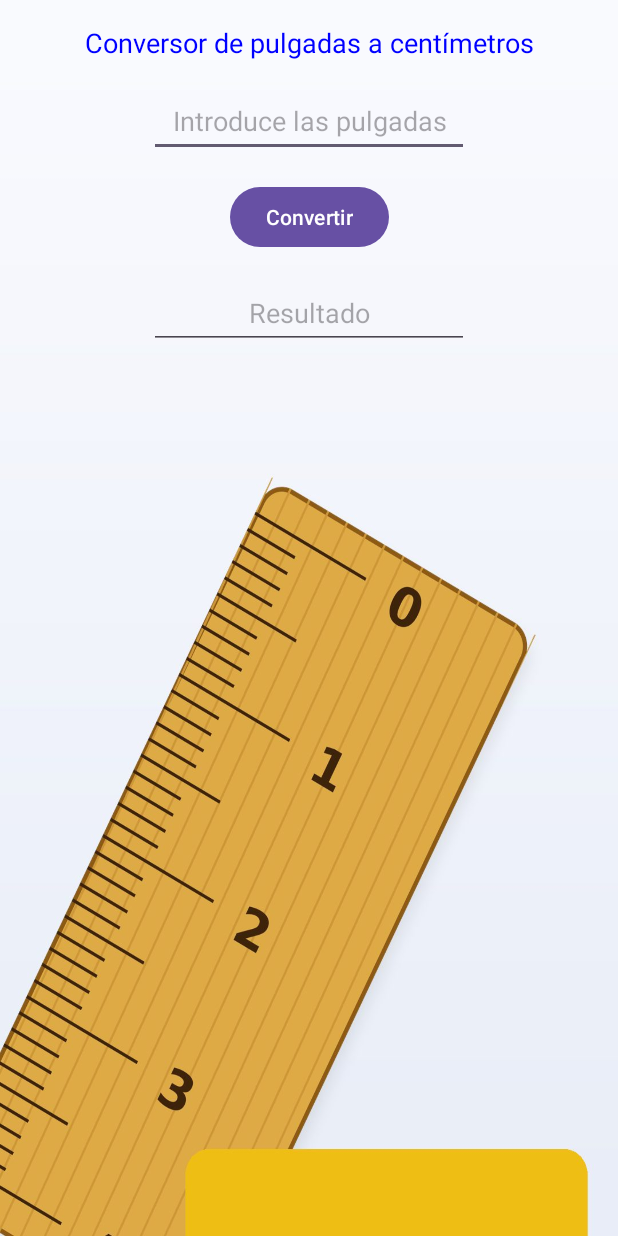
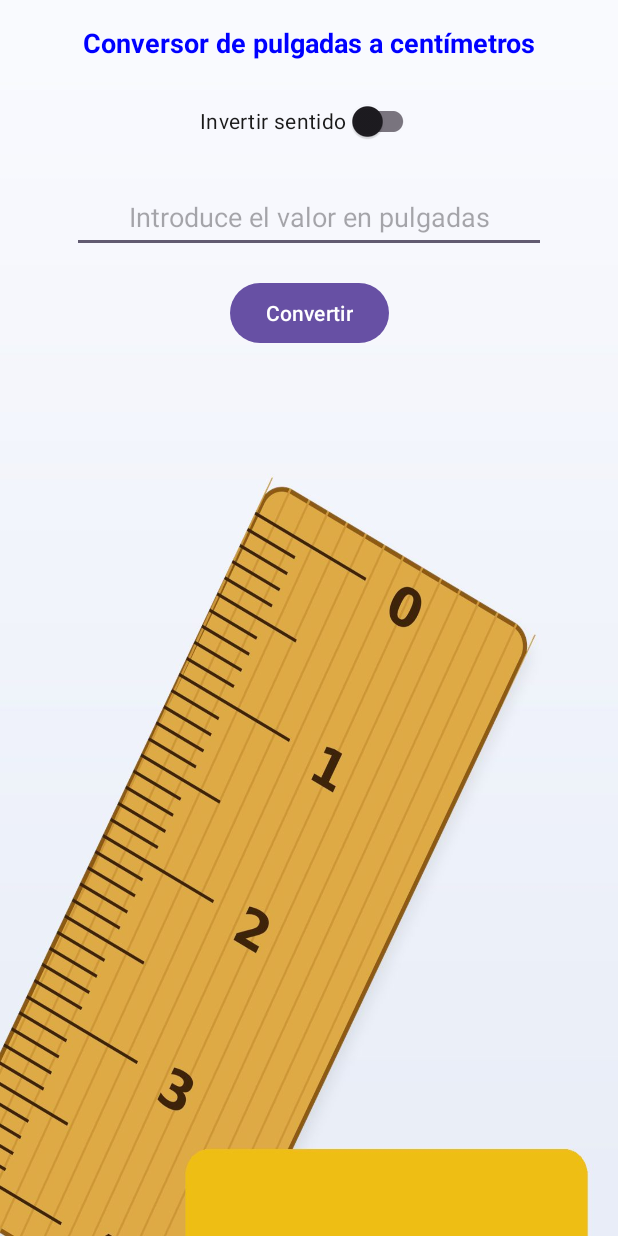
Before and after one commit to PMDM-JoseJuan-AlemanyMarquez/U2P4Conversor-JoseJuanAlemany, an Android app: the screen it shows after launch (MainActivity), on a phone screen of 412 x 824 dp. Run offline under Robolectric (Android 15) with nearby library versions, the phone set to English and light mode, and no system bars.

Commit message:
Activ 1: conversion en ambos sentidos (Switch) y resultado con dos decimales

```diff
--- a/app/src/main/java/dam/josejuan/u2p4conversor/MainActivity.java
+++ b/app/src/main/java/dam/josejuan/u2p4conversor/MainActivity.java
@@ -4,14 +4,26 @@ import android.os.Bundle;
 import android.util.Log;
 import android.widget.Button;
 import android.widget.EditText;
+import android.widget.TextView;
 
 import androidx.activity.EdgeToEdge;
 import androidx.appcompat.app.AppCompatActivity;
+import androidx.appcompat.widget.SwitchCompat;
 import androidx.core.graphics.Insets;
 import androidx.core.view.ViewCompat;
 import androidx.core.view.WindowInsetsCompat;
 
 public class MainActivity extends AppCompatActivity {
+
+    private static final String TAG = "LogsConversor";
+
+    // TODO: Activ 1.1 Factor de conversión: 1 pulgada = 2.54 cm
+    private static final double CM_POR_PULGADA = 2.54;
+
+    private TextView tvInfo;
+    private EditText etValor;
+    private SwitchCompat swInvertir;
+    private TextView tvResultado;
 
     @Override
     protected void onCreate(Bundle savedInstanceState) {
@@ -28,22 +40,44 @@ public class MainActivity extends AppCompatActivity {
     }
 
     private void setUI() {
-        EditText etPulgada = findViewById(R.id.et_Pulgada);
-        EditText etResultado = findViewById(R.id.et_Resultado);
-        Button buttonConvertir = findViewById(R.id.button_Convertir);
+        tvInfo = findViewById(R.id.tv_info);
+        etValor = findViewById(R.id.et_valor);
+        swInvertir = findViewById(R.id.sw_invertir);
+        tvResultado = findViewById(R.id.tv_resultado);
+        Button btnConvertir = findViewById(R.id.btn_convertir);
 
-        buttonConvertir.setOnClickListener(view -> {
+        actualizarEtiquetas();
+
+        btnConvertir.setOnClickListener(view -> {
             try {
-                etResultado.setText(convertir(etPulgada.getText().toString()));
+                tvResultado.setText(convertir(etValor.getText().toString()));
             } catch (Exception e) {
-                Log.e("LogsConversor", e.getMessage());
+                Log.e(TAG, String.valueOf(e.getMessage()));
             }
+        });
+
+        // TODO: Activ 1.1 Al cambiar el sentido se actualizan los textos y se borra el resultado anterior
+        swInvertir.setOnCheckedChangeListener((boton, invertido) -> {
+            actualizarEtiquetas();
+            tvResultado.setText("");
         });
     }
 
-    private String convertir(String pulgadaText) {
-        double pulgadaValue = Double.parseDouble(pulgadaText) * 2.54;
+    // TODO: Activ 1.1 Título y pista del campo según el sentido elegido
+    private void actualizarEtiquetas() {
+        boolean invertido = swInvertir.isChecked();
+        int origen = invertido ? R.string.unidadCentimetros : R.string.unidadPulgadas;
+        int destino = invertido ? R.string.unidadPulgadas : R.string.unidadCentimetros;
+        tvInfo.setText(getString(R.string.tituloConversor, getString(origen), getString(destino)));
+        etValor.setHint(getString(R.string.hintValor, getString(origen)));
+    }
 
-        return String.valueOf(pulgadaValue);
+    // TODO: Activ 1.1 y 1.2 Conversión en ambos sentidos y resultado con dos decimales
+    private String convertir(String texto) {
+        double valor = Double.parseDouble(texto.replace(',', '.'));
+        boolean invertido = swInvertir.isChecked();
+        double resultado = invertido ? valor / CM_POR_PULGADA : valor * CM_POR_PULGADA;
+        int unidadDestino = invertido ? R.string.unidadPulgadas : R.string.unidadCentimetros;
+        return getString(R.string.resultadoFormato, resultado, getString(unidadDestino));
     }
 }
--- a/app/src/main/res/layout/activity_main.xml
+++ b/app/src/main/res/layout/activity_main.xml
@@ -10,61 +10,76 @@
     tools:context=".MainActivity">
 
     <TextView
-        android:id="@+id/textView"
+        android:id="@+id/tv_info"
+        android:layout_width="0dp"
+        android:layout_height="wrap_content"
+        android:layout_marginStart="24dp"
+        android:layout_marginTop="16dp"
+        android:layout_marginEnd="24dp"
+        android:gravity="center"
+        android:textColor="#0000FF"
+        android:textSize="18sp"
+        android:textStyle="bold"
+        app:layout_constraintTop_toTopOf="parent"
+        app:layout_constraintStart_toStartOf="parent"
+        app:layout_constraintEnd_toEndOf="parent" />
+
+    <androidx.appcompat.widget.SwitchCompat
+        android:id="@+id/sw_invertir"
         android:layout_width="wrap_content"
         android:layout_height="wrap_content"
+        android:layout_marginStart="24dp"
         android:layout_marginTop="16dp"
-        android:text="@string/textViewInfo"
-        android:textColor="#0000FF"
-        android:textSize="18sp"
-        app:layout_constraintEnd_toEndOf="parent"
+        android:layout_marginEnd="24dp"
+        android:minHeight="48dp"
+        android:text="@string/switchInvertir"
+        android:textColor="#1A1A1A"
+        app:layout_constraintTop_toBottomOf="@id/tv_info"
         app:layout_constraintStart_toStartOf="parent"
-        app:layout_constraintTop_toTopOf="parent" />
+        app:layout_constraintEnd_toEndOf="parent" />
 
     <EditText
-        android:id="@+id/et_Pulgada"
-        android:layout_width="wrap_content"
+        android:id="@+id/et_valor"
+        android:layout_width="0dp"
         android:layout_height="wrap_content"
-        android:layout_marginStart="8dp"
+        android:layout_marginStart="48dp"
         android:layout_marginTop="16dp"
-        android:layout_marginEnd="8dp"
-        android:ems="10"
+        android:layout_marginEnd="48dp"
         android:gravity="center"
-        android:hint="@string/textViewHintPedir"
         android:importantForAutofill="no"
         android:inputType="numberDecimal"
         android:minHeight="48dp"
-        app:layout_constraintEnd_toEndOf="parent"
+        app:layout_constraintTop_toBottomOf="@id/sw_invertir"
         app:layout_constraintStart_toStartOf="parent"
-        app:layout_constraintTop_toBottomOf="@id/textView" />
+        app:layout_constraintEnd_toEndOf="parent" />
 
     <Button
-        android:id="@+id/button_Convertir"
+        android:id="@+id/btn_convertir"
         android:layout_width="wrap_content"
         android:layout_height="wrap_content"
-        android:layout_marginStart="8dp"
+        android:layout_marginStart="24dp"
         android:layout_marginTop="16dp"
-        android:layout_marginEnd="8dp"
+        android:layout_marginEnd="24dp"
         android:text="@string/buttonConvertir"
-        app:layout_constraintEnd_toEndOf="@id/et_Pulgada"
-        app:layout_constraintStart_toStartOf="@id/et_Pulgada"
-        app:layout_constraintTop_toBottomOf="@id/et_Pulgada" />
+        app:layout_constraintTop_toBottomOf="@id/et_valor"
+        app:layout_constraintStart_toStartOf="parent"
+        app:layout_constraintEnd_toEndOf="parent" />
 
-    <EditText
-        android:id="@+id/et_Resultado"
-        android:layout_width="wrap_content"
+    <TextView
+        android:id="@+id/tv_resultado"
+        android:layout_width="0dp"
         android:layout_height="wrap_content"
-        android:layout_marginStart="8dp"
+        android:layout_marginStart="24dp"
         android:layout_marginTop="16dp"
-        android:layout_marginEnd="8dp"
-        android:ems="10"
+        android:layout_marginEnd="24dp"
         android:gravity="center"
-        android:hint="@string/editTextHintResultado"
-        android:importantForAutofill="no"
-        android:inputType="numberDecimal"
         android:minHeight="48dp"
-        app:layout_constraintEnd_toEndOf="@id/et_Pulgada"
-        app:layout_constraintStart_toStartOf="@id/et_Pulgada"
-        app:layout_constraintTop_toBottomOf="@id/button_Convertir" />
+        android:textColor="#0B3D91"
+        android:textSize="24sp"
+        android:textStyle="bold"
+        tools:text="2,54 centímetros"
+        app:layout_constraintTop_toBottomOf="@id/btn_convertir"
+        app:layout_constraintStart_toStartOf="parent"
+        app:layout_constraintEnd_toEndOf="parent" />
 
 </androidx.constraintlayout.widget.ConstraintLayout>
--- a/app/src/main/res/values/strings.xml
+++ b/app/src/main/res/values/strings.xml
@@ -1,7 +1,10 @@
 <resources>
     <string name="app_name">U2P4Conversor</string>
-    <string name="textViewInfo">Conversor de pulgadas a centímetros</string>
-    <string name="textViewHintPedir">Introduce las pulgadas</string>
+    <string name="tituloConversor">Conversor de %1$s a %2$s</string>
+    <string name="hintValor">Introduce el valor en %1$s</string>
     <string name="buttonConvertir">Convertir</string>
-    <string name="editTextHintResultado">Resultado</string>
+    <string name="switchInvertir">Invertir sentido</string>
+    <string name="resultadoFormato">%1$.2f %2$s</string>
+    <string name="unidadPulgadas">pulgadas</string>
+    <string name="unidadCentimetros">centímetros</string>
 </resources>
```
